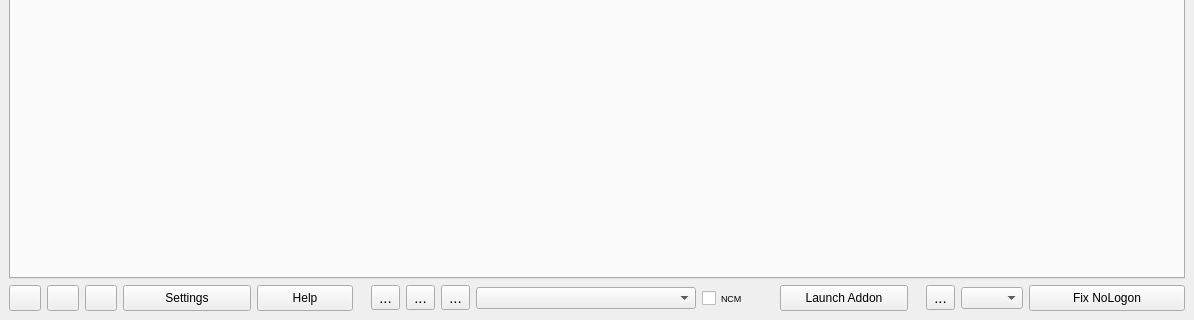
Old version of the form main.ui in the repository dertwist/Hammer5Tools; both pictures show x 0 to 1194 and y 560 to 880 of the 1194 by 880 pixel window.
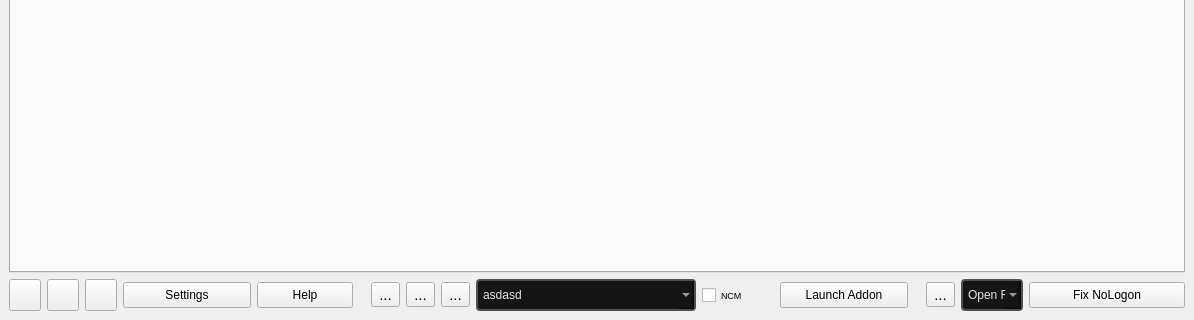
New version of the form. Icons and pictures are not drawn.

Commit message: [SmartPropEditor] Qss updated

Diff of the .ui file:
```diff
--- a/main.ui
+++ b/main.ui
@@ -439,8 +439,90 @@
          <string>&lt;html&gt;&lt;head/&gt;&lt;body&gt;&lt;p&gt;&lt;span style=&quot; font-size:11pt; font-weight:700;&quot;&gt;Addon selection&lt;/span&gt;&lt;/p&gt;&lt;p&gt;In the Addon selection, all tools apply changes to the addon selected in this section.&lt;/p&gt;&lt;/body&gt;&lt;/html&gt;</string>
         </property>
         <property name="styleSheet">
-         <string notr="true"/>
+         <string notr="true">QComboBox {
+    font: 700 pt 10px &quot;Segoe UI&quot;;
+    border: 2px solid black;
+    border-radius: 4px;
+    border-color: rgba(80, 80, 80, 255);
+    height: 18px;
+    padding-top: 5px;
+    padding-bottom: 5px;
+    color: #E3E3E3;
+    background-color: #151515;
+    padding-left: 5px;
+}
+
+QComboBox:hover {
+    background-color: #414956;
+    color: white;
+}
+
+QComboBox:pressed {
+    background-color: #2E2F30;
+    color: white;
+}
+
+QComboBox:item {
+    font: 600 12pt &quot;Segoe UI&quot;;
+    color: #E3E3E3;
+    padding-left: 5px;
+    background-color: #1C1C1C;
+    border-style: none;
+}
+
+QComboBox::drop-down {
+    color: #E3E3E3;
+    padding: 2px;
+    background: url(://icons/arrow_drop_down_16dp.svg) no-repeat center;
+    border-bottom: 0px solid black;
+    border-top: 0px solid black;
+    border-right: 0px;
+    border-left: 2px solid;
+    margin-left: 5px;
+    padding: 5px;
+    width: 7px;
+    border-color: rgba(80, 80, 80, 255);
+    background-color: #1C1C1C;
+}
+
+
+QComboBox QAbstractItemView {
+    border: 2px solid gray;
+    border-color: rgba(80, 80, 80, 255);
+    selection-background-color: #414956;
+    background-color: #1C1C1C;
+}
+
+
+QComboBox QAbstractItemView::item {
+    height: 16px; /* Set the height of each item */
+    padding: 4px; /* Add padding to each item */
+    padding-left: 5px;
+    padding-right: 5px;
+    color: #ff8a8a8a;
+    border-style: none;
+    border-bottom: 0.5px solid black;
+    border-color: rgba(255, 255, 255, 10);
+}
+
+
+QComboBox QAbstractItemView::item:selected {
+    height: 16px; /* Set the height of each item */
+    padding: 4px; /* Add padding to each item */
+    padding-left: 5px;
+    padding-right: 5px;
+    background-color: #414956;
+    color: white;
+    border: none; /* Remove border */
+    outline: none; /* Remove outline */
+}
+</string>
         </property>
+        <item>
+         <property name="text">
+          <string>asdasd</string>
+         </property>
+        </item>
        </widget>
       </item>
       <item>
@@ -585,6 +667,86 @@
         <property name="toolTip">
          <string>&lt;html&gt;&lt;head/&gt;&lt;body&gt;&lt;p&gt;&lt;span style=&quot; font-size:12pt; font-weight:700;&quot;&gt;Addon Folder Selection&lt;/span&gt;&lt;/p&gt;&lt;p&gt;Used to choose the folder that should be oppened in the &lt;span style=&quot; font-style:italic;&quot;&gt;Open Game/Content Addons Folder.&lt;/span&gt;&lt;/p&gt;&lt;/body&gt;&lt;/html&gt;</string>
         </property>
+        <property name="styleSheet">
+         <string notr="true">QComboBox {
+    font: 700 pt 10px &quot;Segoe UI&quot;;
+    border: 2px solid black;
+    border-radius: 4px;
+    border-color: rgba(80, 80, 80, 255);
+    height: 18px;
+    padding-top: 5px;
+    padding-bottom: 5px;
+    color: #E3E3E3;
+    background-color: #151515;
+    padding-left: 5px;
+}
+
+QComboBox:hover {
+    background-color: #414956;
+    color: white;
+}
+
+QComboBox:pressed {
+    background-color: #2E2F30;
+    color: white;
+}
+
+QComboBox:item {
+    font: 600 12pt &quot;Segoe UI&quot;;
+    color: #E3E3E3;
+    padding-left: 5px;
+    background-color: #1C1C1C;
+    border-style: none;
+}
+
+QComboBox::drop-down {
+    color: #E3E3E3;
+    padding: 2px;
+    background: url(://icons/arrow_drop_down_16dp.svg) no-repeat center;
+    border-bottom: 0px solid black;
+    border-top: 0px solid black;
+    border-right: 0px;
+    border-left: 2px solid;
+    margin-left: 5px;
+    padding: 5px;
+    width: 7px;
+    border-color: rgba(80, 80, 80, 255);
+    background-color: #1C1C1C;
+}
+
+
+QComboBox QAbstractItemView {
+    border: 2px solid gray;
+    border-color: rgba(80, 80, 80, 255);
+    selection-background-color: #414956;
+    background-color: #1C1C1C;
+}
+
+
+QComboBox QAbstractItemView::item {
+    height: 16px; /* Set the height of each item */
+    padding: 4px; /* Add padding to each item */
+    padding-left: 5px;
+    padding-right: 5px;
+    color: #ff8a8a8a;
+    border-style: none;
+    border-bottom: 0.5px solid black;
+    border-color: rgba(255, 255, 255, 10);
+}
+
+
+QComboBox QAbstractItemView::item:selected {
+    height: 16px; /* Set the height of each item */
+    padding: 4px; /* Add padding to each item */
+    padding-left: 5px;
+    padding-right: 5px;
+    background-color: #414956;
+    color: white;
+    border: none; /* Remove border */
+    outline: none; /* Remove outline */
+}
+</string>
+        </property>
         <property name="currentText">
          <string/>
         </property>
```
The commit also changes 1 other file.
